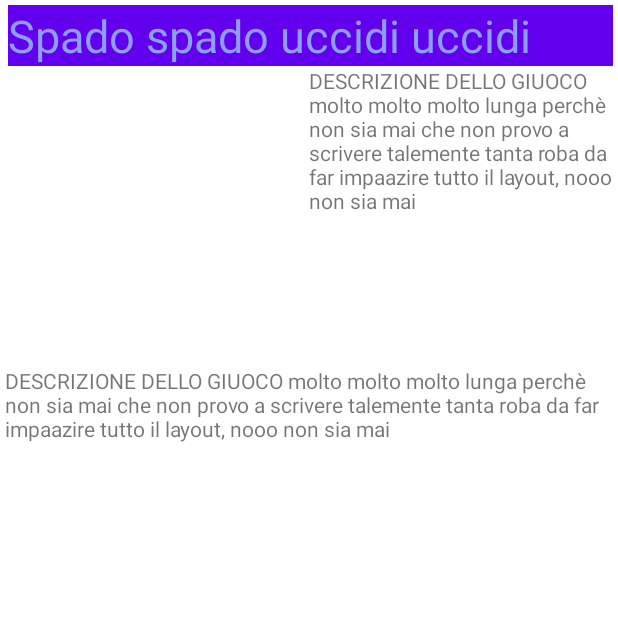
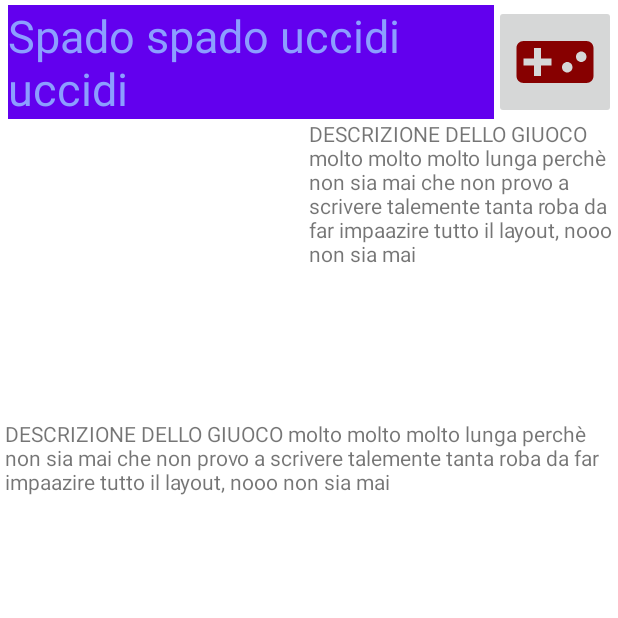
Before and after one commit to MatVan99ita/LordOfTheGames-MobileApp, an Android app: the screen it shows after launch (SecondActivity), after a tap on "BELANDI", on a phone screen of 412 x 824 dp, the top half of it. Run offline under Robolectric (Android 15) with nearby library versions, the phone set to English and light mode, and no system bars.

Commit message:
sistemato il layout

```diff
--- a/LordOfTheGames/app/src/main/res/layout/activity_second.xml
+++ b/LordOfTheGames/app/src/main/res/layout/activity_second.xml
@@ -17,20 +17,36 @@
         <androidx.constraintlayout.widget.ConstraintLayout
             android:id="@+id/linearLayoutCompat"
             android:layout_width="match_parent"
-            android:layout_height="wrap_content">
+            android:layout_height="wrap_content"
+            android:orientation="vertical"
+            >
 
             <TextView
                 android:id="@+id/game_title"
-                android:layout_width="match_parent"
+                android:layout_width="0dp"
                 android:layout_height="wrap_content"
                 android:layout_marginStart="2dp"
                 android:background="@color/purple_500"
                 android:text="@string/long_title"
                 android:textColor="#8C9EFF"
                 android:textSize="30sp"
+                app:layout_constraintStart_toStartOf="parent"
+                app:layout_constraintEnd_toStartOf="@id/add_to_list"
+                app:layout_constraintTop_toTopOf="parent"
+                app:layout_constraintWidth_percent="0.8"
+                />
+
+            <ImageButton
+                android:id="@+id/add_to_list"
+                android:layout_width="0dp"
+                android:layout_height="0dp"
+                android:scaleType="fitCenter"
+                android:src="@drawable/ic_videogame_30"
+                app:layout_constraintStart_toEndOf="@id/game_title"
                 app:layout_constraintEnd_toEndOf="parent"
-                app:layout_constraintStart_toStartOf="parent"
                 app:layout_constraintTop_toTopOf="parent"
+                app:layout_constraintWidth_percent="0.2"
+                app:layout_constraintBottom_toBottomOf="@id/game_title"
                 />
 
             <ImageView
```
